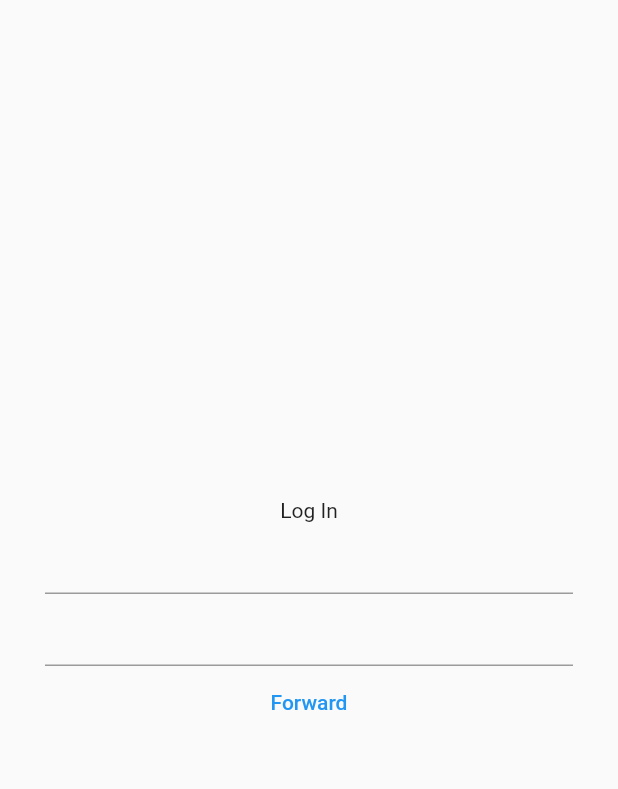
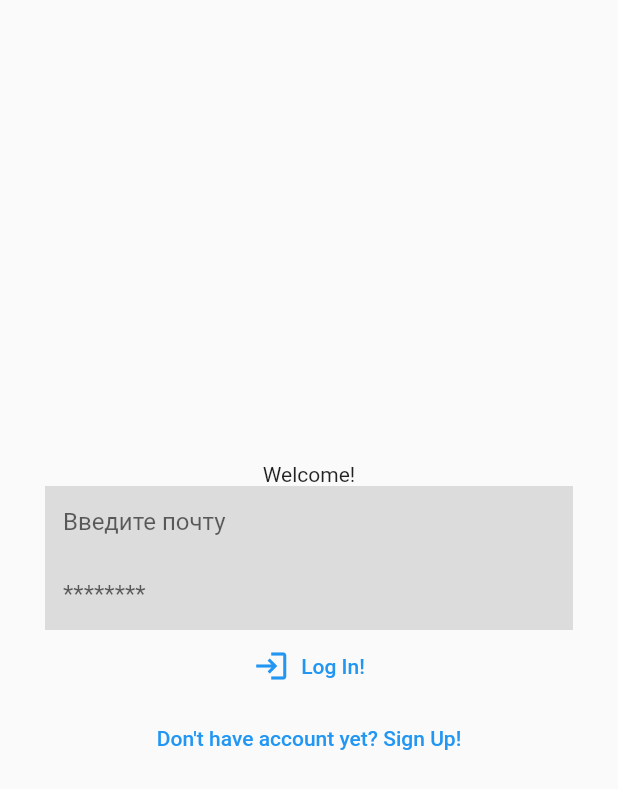
Before and after one commit to Vassil1y/todo_list, a Flutter app: the screen it shows after launch, on a phone screen of 412 x 824 dp. Shown: the top 789 px of the screen. Run offline on Flutter 3.47's test engine with Material 2 defaults, Android fonts, the phone set to English and light mode, and no system bars; our stand-ins replace firebase_auth, firebase_core; accounts and stored records are empty.

Commit message:
2nd with Auth

```diff
--- a/lib/auth/auth_page.dart
+++ b/lib/auth/auth_page.dart
@@ -1,13 +1,25 @@
-import 'package:firebase_auth/firebase_auth.dart';
 import 'package:flutter/material.dart';
-import 'package:todo_list/list/list_home.dart';
-import 'package:todo_list/services/auth.dart';
+import 'package:todo_list/auth/buttons_parts/log_in_part.dart';
+import 'package:todo_list/auth/buttons_parts/sign_up_part.dart';
 
-class AuthPage extends StatelessWidget {
+class AuthPage extends StatefulWidget {
   AuthPage({Key? key}) : super(key: key);
 
+  @override
+  State<AuthPage> createState() => _AuthPageState();
+}
+
+class _AuthPageState extends State<AuthPage> {
   TextEditingController emailController = TextEditingController();
   TextEditingController passwordController = TextEditingController();
+
+  bool show = true;
+
+  void answerToKid() {
+    setState(() {
+      show = !show;
+    });
+  }
 
   @override
   Widget build(BuildContext context) {
@@ -18,23 +30,32 @@ class AuthPage extends StatelessWidget {
             mainAxisAlignment: MainAxisAlignment.center,
             crossAxisAlignment: CrossAxisAlignment.center,
             children: [
-              const Text("Log In"),
+              const Text("Welcome!"),
               TextField(
-                controller: emailController,
-              ),
+                  controller: emailController,
+                  decoration: const InputDecoration(
+                    border: InputBorder.none,
+                    hintText: "Введите почту",
+                    fillColor: Colors.black12,
+                    filled: true,
+                  )),
               TextField(
-                controller: passwordController,
-              ),
-              TextButton(
-                  onPressed: () async {
-                    User? user = await loginUsingEmailAndPassword(
-                        emailController.text, passwordController.text);
-                    if (user != null) {
-                      Navigator.of(context).pushReplacement(
-                          MaterialPageRoute(builder: (context) => ListHome()));
-                    }
-                  },
-                  child: const Text("Forward"))
+                  controller: passwordController,
+                  obscureText: true,
+                  decoration: const InputDecoration(
+                      border: InputBorder.none,
+                      hintText: "********",
+                      fillColor: Colors.black12,
+                      filled: true)),
+              (show
+                  ? LogInPart(
+                      notifyParent: answerToKid,
+                      emailController: emailController,
+                      passwordController: passwordController)
+                  : SignUpPart(
+                      notifyParent: answerToKid,
+                      emailController: emailController,
+                      passwordController: passwordController))
             ],
           )),
     );
--- /dev/null
+++ b/lib/auth/buttons_parts/log_in_part.dart
@@ -0,0 +1,49 @@
+import 'package:firebase_auth/firebase_auth.dart';
+import 'package:flutter/material.dart';
+
+import '../../list/list_home.dart';
+import '../../services/auth.dart';
+
+class LogInPart extends StatefulWidget {
+  LogInPart(
+      {Key? key, required this.notifyParent, required this.emailController, required this.passwordController})
+      : super(key: key);
+
+  final Function() notifyParent;
+  TextEditingController emailController;
+  TextEditingController passwordController;
+
+  @override
+  State<LogInPart> createState() => _LogInPartState();
+}
+
+class _LogInPartState extends State<LogInPart> {
+
+
+  @override
+  Widget build(BuildContext context) {
+    return Column(
+      children: [
+        TextButton.icon(
+          label: const Text("Log In!"),
+          icon: const Icon(Icons.login),
+          onPressed: () async {
+            User? user = await loginUsingEmailAndPassword(
+                widget.emailController.text, widget.passwordController.text);
+
+            if (user != null) {
+              Navigator.of(context).pushReplacement(
+                  MaterialPageRoute(builder: (context) => const ListHome()));
+            }
+          },
+        ),
+        TextButton(
+            onPressed: () {
+              widget.notifyParent();
+            },
+            child: const Text("Don't have account yet? Sign Up!"),
+        )
+      ],
+    );
+  }
+}
--- a/lib/list/list_home.dart
+++ b/lib/list/list_home.dart
@@ -13,7 +13,8 @@ class ListHome extends StatefulWidget {
 }
 
 class _ListHomeState extends State<ListHome> {
-  void refer(TaskData k) {
+
+  void answerToKid(TaskData k) {
     setState(() {
       for (var j in totalData.list) {
         j.taskList.remove(k);
@@ -43,7 +44,7 @@ class _ListHomeState extends State<ListHome> {
                       return Day(
                         data: totalData.list,
                         dayIndex: index1,
-                        notifyParent: refer,
+                        notifyParent: answerToKid,
                       );
                     },
                   )))
--- a/lib/list/list_of_days/day.dart
+++ b/lib/list/list_of_days/day.dart
@@ -44,6 +44,7 @@ class Day extends StatefulWidget {
   double height = 0;
 
   late final List<Data> data;
+
   List<TaskData> taskHigh = [];
   List<TaskData> taskMedium = [];
   List<TaskData> taskLow = [];
```
Also changed, not shown: lib/auth/buttons_parts/sign_up_part.dart (added, +44 -0 lines), lib/services/auth.dart (line endings or trailing spaces).
